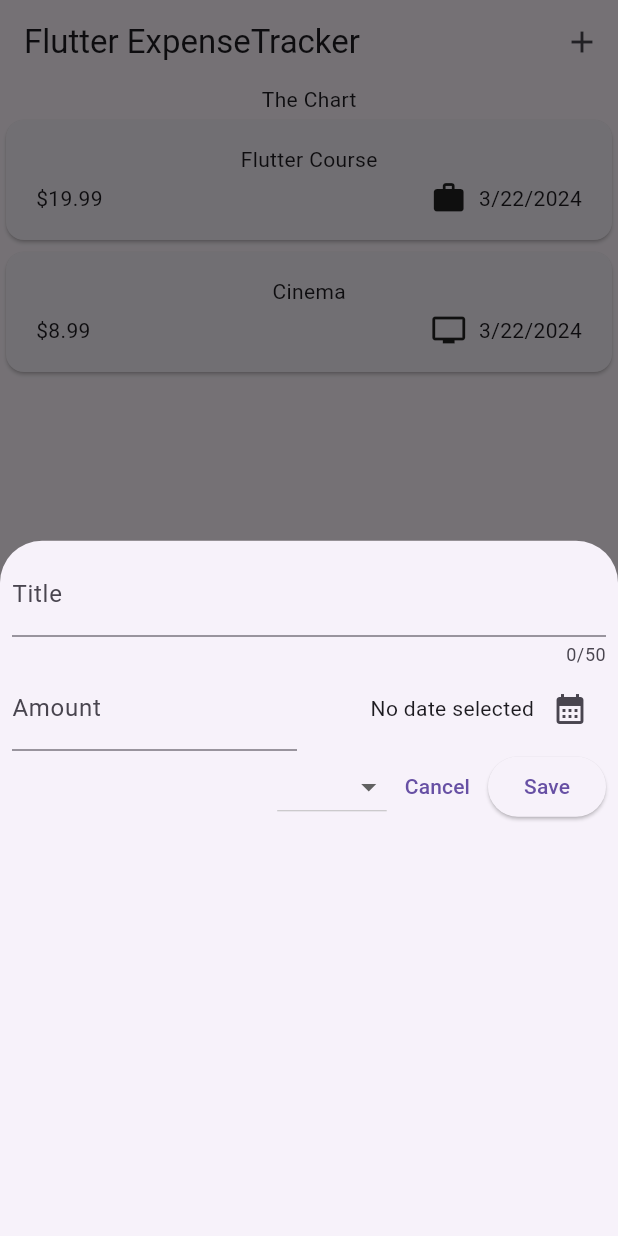
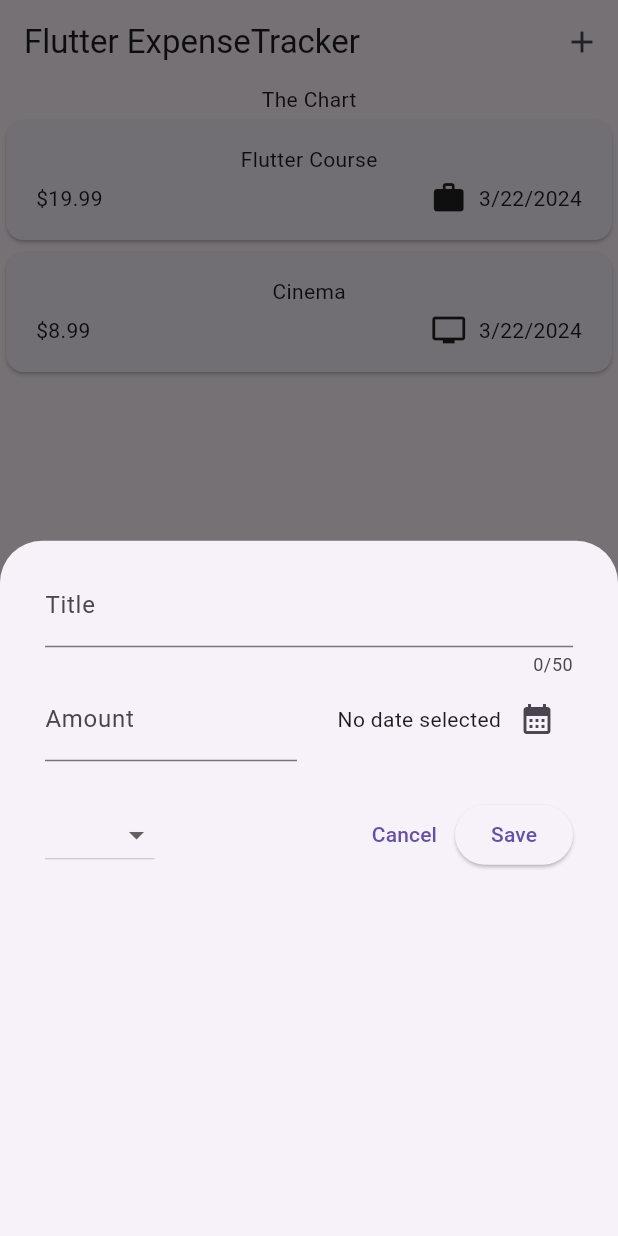
Before and after one commit to selimxyay/expense_tracker_app, a Flutter app: the screen it shows after launch, after a tap on the "add" icon, on a phone screen of 412 x 824 dp. Run offline on Flutter 3.47's test engine with Material 3 defaults, Android fonts, the phone set to English and light mode, and no system bars.

Commit message:
added comments for the home page & add expense screen

```diff
--- a/lib/components/add_expense.dart
+++ b/lib/components/add_expense.dart
@@ -3,6 +3,7 @@
 import 'package:flutter/material.dart';
 
 import '../model/expense_model.dart';
+import 'package:intl/intl.dart';
 
 class AddExpense extends StatefulWidget {
   const AddExpense({super.key});
@@ -12,35 +13,59 @@ class AddExpense extends StatefulWidget {
 }
 
 class _AddExpenseState extends State<AddExpense> {
+  // Controller for displaying the expense title
   final _expenseTitleController = TextEditingController();
+
+  // Controller for displaying the expense amount
   final _expenseAmountController = TextEditingController();
+
+  // variable for displaying the date after user has selected
   DateTime? _selectedDate;
 
-  // ignore: annotate_overrides
+
+  @override
   void dispose() {
     _expenseTitleController.dispose();
     _expenseAmountController.dispose();
     super.dispose();
   }
 
-  void _datePicker() async {
+  // This method will be executed, when user clicked on the date icon
+
+  Future<void> _datePicker() async {
+
+    // now represents the current time
     final now = DateTime.now();
-    final firstDate = DateTime(now.year - 1, now.month, now.day);
 
-    final pickedDate = await showDatePicker(
-        context: context, firstDate: firstDate, lastDate: now);
+    final firstSelectableDate = DateTime(now.year - 1, now.month, now.day);
 
+    // showDatePicker is a window that allow you to choose a date
+      // with await, it says: before setting the state of _selectedDate
+        // wait for user to select a date
+
+    final dateThatUserSelected = await showDatePicker(
+        context: context,
+        firstDate: firstSelectableDate,
+        lastDate: now
+      );
+
+    // If this method was not an async method,
+      // code would try to access to _selectedDate before user selected any date
+        // because of that, async operation must be used
     setState(() {
-      _selectedDate = pickedDate;
+      _selectedDate = dateThatUserSelected;
     });
   }
 
   @override
   Widget build(BuildContext context) {
     return Padding(
-      padding: const EdgeInsets.all(8.0),
+      padding: const EdgeInsets.symmetric(horizontal: 30, vertical: 15),
       child: Column(
         children: [
+
+          // Title
+
           TextField(
             controller: _expenseTitleController,
             maxLength: 50,
@@ -48,9 +73,13 @@ class _AddExpenseState extends State<AddExpense> {
               label: Text("Title"),
             ),
           ),
+
+          // Amount & Date
+
           Row(
             children: [
               Expanded(
+                // Amount
                 child: TextField(
                   controller: _expenseAmountController,
                   decoration: const InputDecoration(
@@ -62,12 +91,22 @@ class _AddExpenseState extends State<AddExpense> {
               ),
               const SizedBox(width: 16),
               Expanded(
+
+                // This is the Row inside Row for
+                // Date info(e.g., 01.01.2024) and Date icon
+
                 child: Row(
                   mainAxisAlignment: MainAxisAlignment.end,
                   children: [
+
+                    // Date
+
                     Text(_selectedDate == null
                         ? "No date selected"
-                        : formatter.format(_selectedDate!)),
+                        : DateFormat.yMd().format(_selectedDate!)), // with !, it ensures that it's not gonna return null
+
+                    // Clickable Date icon
+
                     IconButton(
                         onPressed: _datePicker,
                         icon: const Icon(Icons.calendar_month)),
@@ -76,20 +115,34 @@ class _AddExpenseState extends State<AddExpense> {
               ),
             ],
           ),
+          const SizedBox(height: 25),
+
+          // Category & Buttons
+
           Row(
-            mainAxisAlignment: MainAxisAlignment.end,
-            crossAxisAlignment: CrossAxisAlignment.center,
             children: [
               DropdownButton(
+                // In order to display each category
+                  // map() is used to create a DropdownMenuItem for each category
+
                   items: Category.values
                       .map((category) => DropdownMenuItem(
                           value: category,
-                          child: Text(category.name.toString())))
-                      .toList(),
+                          // items parameter requires a List
+                            // this is why .toList() is used
+                          child: Text(category.name))).toList(),
+
+                  // a method will be executed when user selected an item
                   onChanged: (value) {
                     print(value);
                   }),
+
+              const Spacer(), // buttons will move to the far right
+
+              // Cancel & Save buttons
+
               TextButton(
+                  // when it's pressed, it closes the current screen
                   onPressed: () {
                     Navigator.pop(context);
                   },
--- a/lib/model/expense_model.dart
+++ b/lib/model/expense_model.dart
@@ -2,14 +2,13 @@ import 'package:uuid/uuid.dart';
 import 'package:flutter/material.dart';
 import 'package:intl/intl.dart';
 
-final formatter = DateFormat.yMd();
-
-/* uuid for generating random ids */
+// uuid is for generating random ids
 const uuid = Uuid();
 
-/* enum for creating custom types, to avoid typo */
+// enum is for creating custom types, for category names in this context, to avoid typo
 enum Category { food, travel, leisure, work }
 
+// matching category names with unique icons
 const categoryIcons = {
   Category.food: Icons.food_bank,
   Category.travel: Icons.travel_explore,
@@ -18,25 +17,24 @@ const categoryIcons = {
 };
 
 class ExpenseModel {
-  /*
-  no constructor for id, initializer list is used instead
-  because new id must be created every time new instance object is created
-  so initializer list is used instead
-  */
+
+  // no constructor for id, an initializer list is used instead
+  // because new id must be created every time new instance of object is created
+
   ExpenseModel(
       {required this.title,
       required this.amount,
       required this.date,
       required this.category})
-      : id = uuid.v4(); // initializer list
+      : id = uuid.v4(); // v4 is used for creating unique string ids
 
-  final String id; // id is for identifying and locating the each expense
+  final String id; // id is created to each expense
   final String title;
   final double amount;
   final DateTime date;
   final Category category;
 
   String get formattedDate {
-    return formatter.format(date);
+    return DateFormat.yMd().format(date);
   }
 }
```
Also changed, not shown: lib/pages/home_page.dart (+6 -2 lines).
